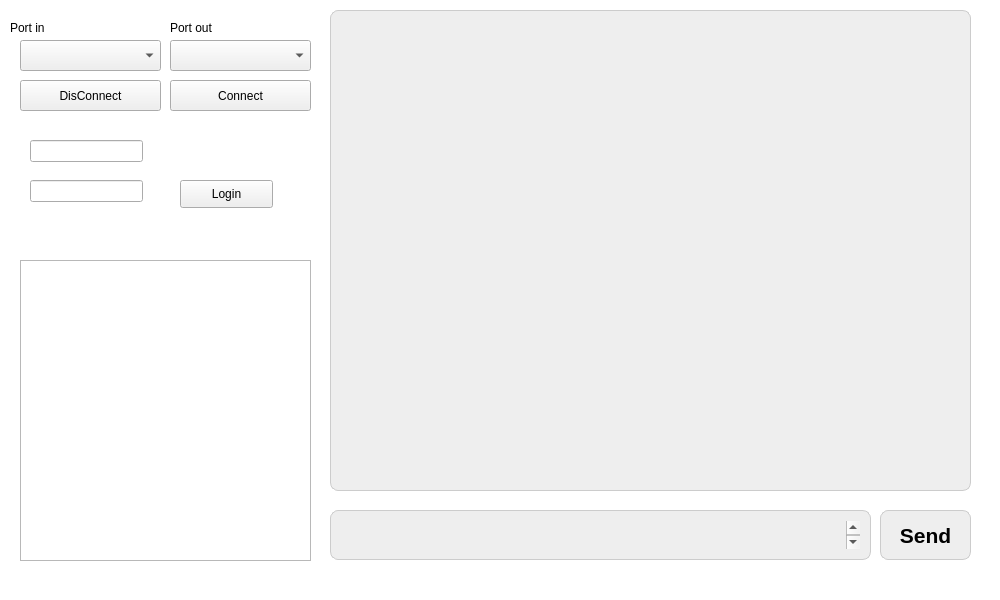
OverLucker/SiTCW, file app/sitcw.ui: the form before one commit.
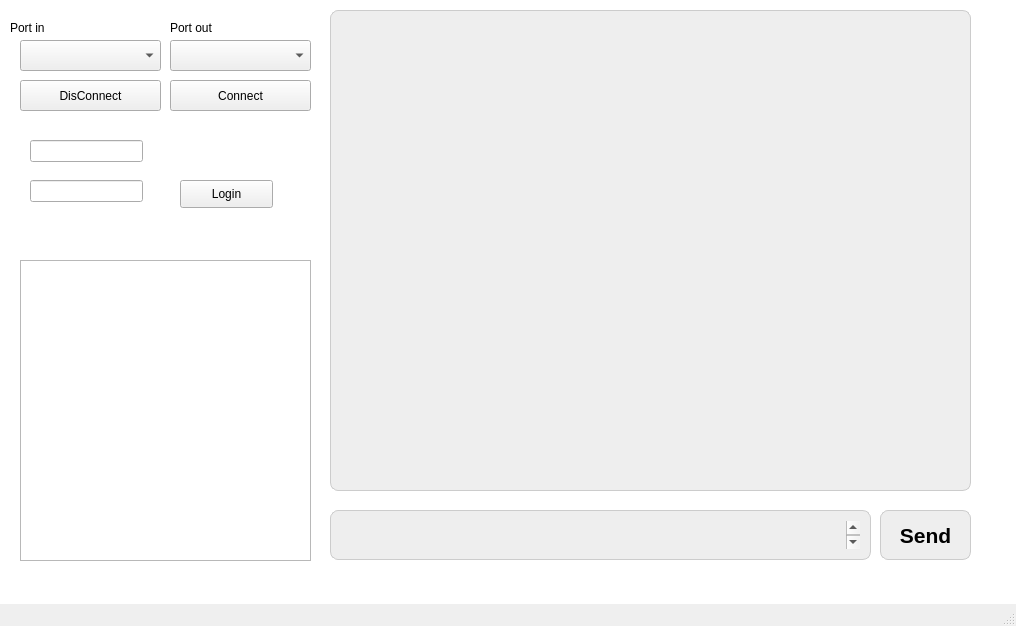
The form after the commit.

Diff of the .ui file:
```diff
--- a/app/sitcw.ui
+++ b/app/sitcw.ui
@@ -9,8 +9,8 @@
    <rect>
     <x>0</x>
     <y>0</y>
-    <width>1000</width>
-    <height>600</height>
+    <width>1016</width>
+    <height>626</height>
    </rect>
   </property>
   <property name="windowTitle">
@@ -328,6 +328,7 @@
     </rect>
    </property>
   </widget>
+  <widget class="QStatusBar" name="statusBar"/>
  </widget>
  <layoutdefault spacing="6" margin="11"/>
  <resources/>
```
Left out of the diff: 2 changed lines with no effect on the pictures.
